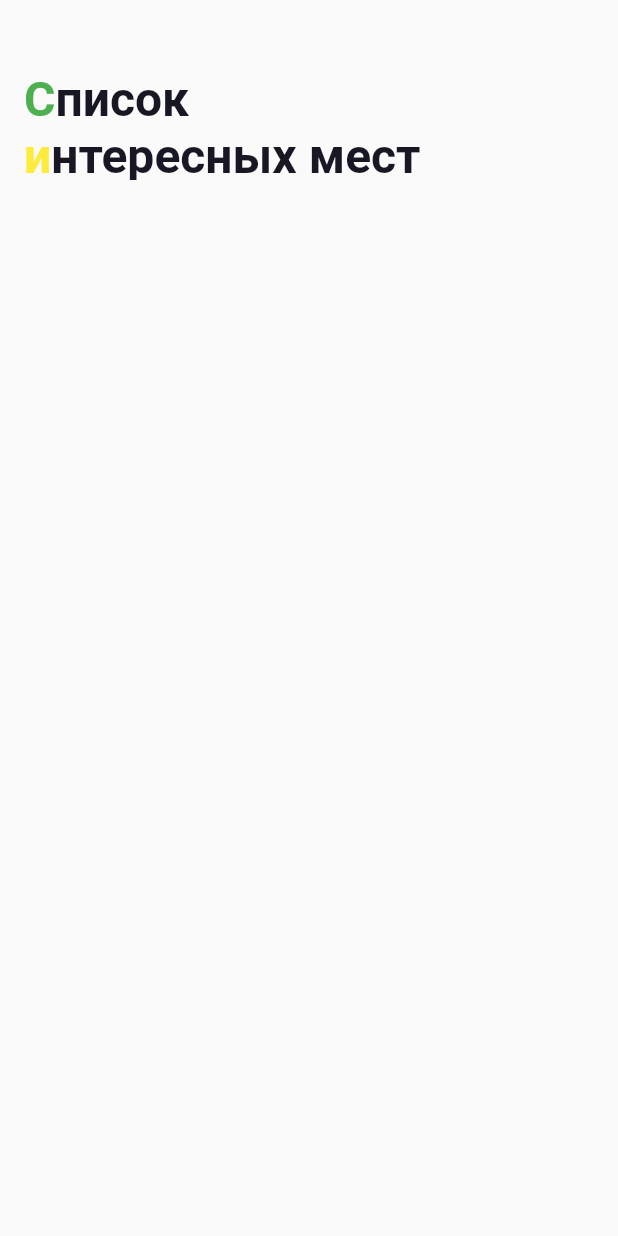
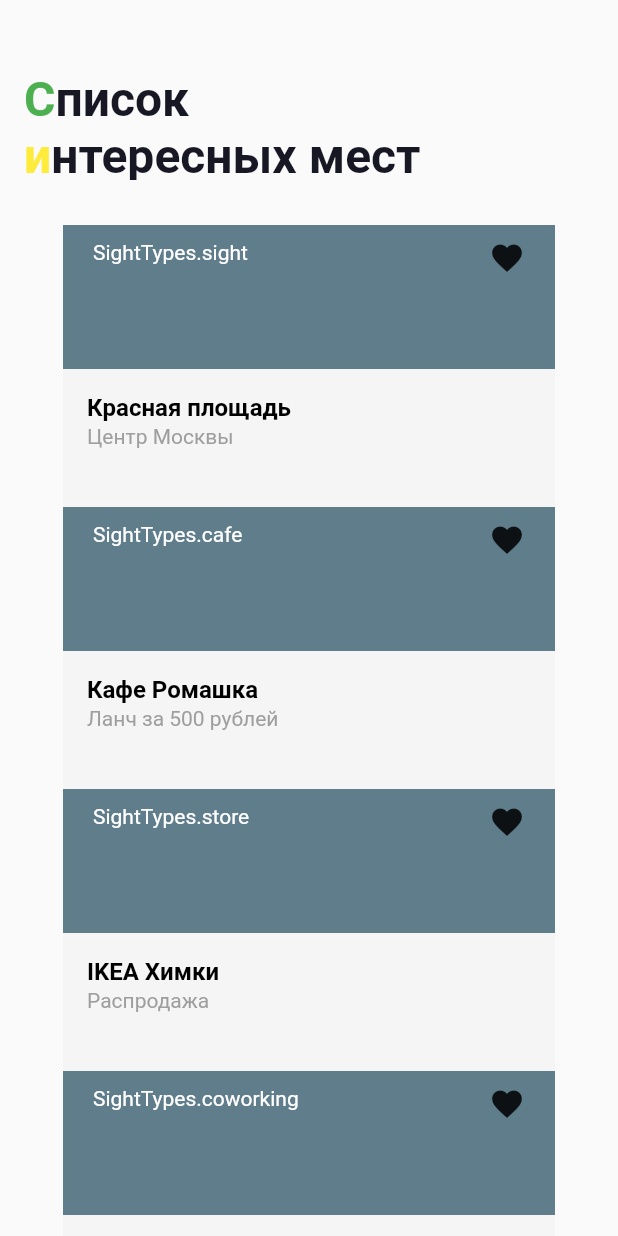
Before and after one commit to benone/surf-flutter-course-kirill, a Flutter app: the screen it shows after launch, on a phone screen of 412 x 824 dp. Run offline on Flutter 3.47's test engine with Material 2 defaults, Android fonts, the phone set to English and light mode, and no system bars; Roboto replaces fonts that are missing (RobotoMono-Regular).

Commit message:
sight card

```diff
--- a/lib/domain/sight.dart
+++ b/lib/domain/sight.dart
@@ -1,7 +1,4 @@
-enum SightTypes {
-  sight,
-  cafe,
-}
+enum SightTypes { sight, cafe, store, coworking }
 
 class Sight {
   String name;
--- a/lib/mocks.dart
+++ b/lib/mocks.dart
@@ -1,6 +1,6 @@
 import 'package:places/domain/sight.dart';
 
-final List mocks = [
+final List sights = [
   Sight(
     name: "Красная площадь",
     details: "Центр Москвы",
@@ -10,11 +10,27 @@ final List mocks = [
     type: SightTypes.sight,
   ),
   Sight(
-    name: "Зеленая площадь",
-    details: "Центр чертаново",
+    name: "Кафе Ромашка",
+    details: "Ланч за 500 рублей",
     lat: 55.6,
     lon: 56.6,
     url: "https://yandex.ru",
     type: SightTypes.cafe,
-  )
+  ),
+  Sight(
+    name: "IKEA Химки",
+    details: "Распродажа",
+    lat: 55.6,
+    lon: 56.6,
+    url: "https://ikea.ru",
+    type: SightTypes.store,
+  ),
+  Sight(
+    name: "Новый коворкинг",
+    details: "Час бесплатно",
+    lat: 55.6,
+    lon: 56.6,
+    url: "https://ikea.ru",
+    type: SightTypes.coworking,
+  ),
 ];
--- /dev/null
+++ b/lib/ui/screen/sight_card.dart
@@ -0,0 +1,71 @@
+import 'package:flutter/material.dart';
+import 'package:places/domain/sight.dart';
+
+class SightCard extends StatelessWidget {
+  final Sight sight;
+  SightCard({this.sight});
+
+  @override
+  Widget build(BuildContext context) {
+    return Container(
+        child: Center(
+      child: Column(
+        children: [
+          Stack(
+            children: [
+              Container(
+                color: Colors.blueGrey,
+                width: 328,
+                height: 96,
+              ),
+              Positioned(
+                child: Text(
+                  this.sight.type.toString(),
+                  style: TextStyle(
+                    color: Colors.white,
+                    fontFamily: "RobotoMono-Regular",
+                  ),
+                ),
+                left: 20,
+                top: 10,
+              ),
+              Positioned(
+                child: Icon(Icons.favorite),
+                top: 10,
+                right: 20,
+              )
+            ],
+          ),
+          Container(
+            height: 92,
+            width: 328,
+            color: Color.fromRGBO(245, 245, 245, 1),
+            child: Column(
+              crossAxisAlignment: CrossAxisAlignment.start,
+              children: [
+                Padding(
+                  child: Text(
+                    this.sight.name,
+                    style: TextStyle(
+                        color: Colors.black,
+                        fontWeight: FontWeight.bold,
+                        fontSize: 16),
+                  ),
+                  padding:
+                      EdgeInsets.only(left: 16, top: 16, right: 16, bottom: 2),
+                ),
+                Padding(
+                  child: Text(
+                    this.sight.details,
+                    style: TextStyle(color: Colors.grey),
+                  ),
+                  padding: EdgeInsets.only(left: 16),
+                )
+              ],
+            ),
+          )
+        ],
+      ),
+    ));
+  }
+}
--- a/lib/ui/screen/sight_list_screen.dart
+++ b/lib/ui/screen/sight_list_screen.dart
@@ -1,4 +1,6 @@
 import 'package:flutter/material.dart';
+import 'package:places/mocks.dart' as mocks;
+import 'package:places/ui/screen/sight_card.dart';
 
 class SightListScreen extends StatefulWidget {
   @override
@@ -16,7 +18,16 @@ class _SightListScreenState extends State<SightListScreen> {
         toolbarHeight: 120,
       ),
       resizeToAvoidBottomInset: false,
-      body: Container(),
+      body: Container(
+          padding: EdgeInsets.only(top: 30),
+          child: SingleChildScrollView(
+            child: Column(
+                children: mocks.sights
+                    .map((e) => SightCard(
+                          sight: e,
+                        ))
+                    .toList()),
+          )),
     );
   }
 }
```
